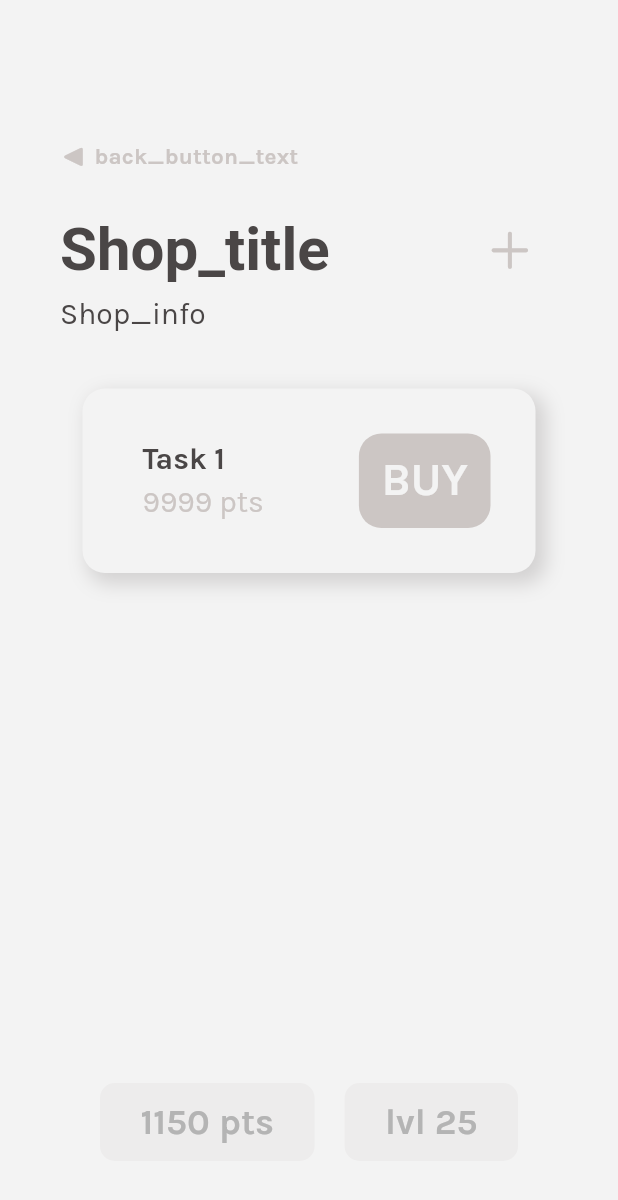
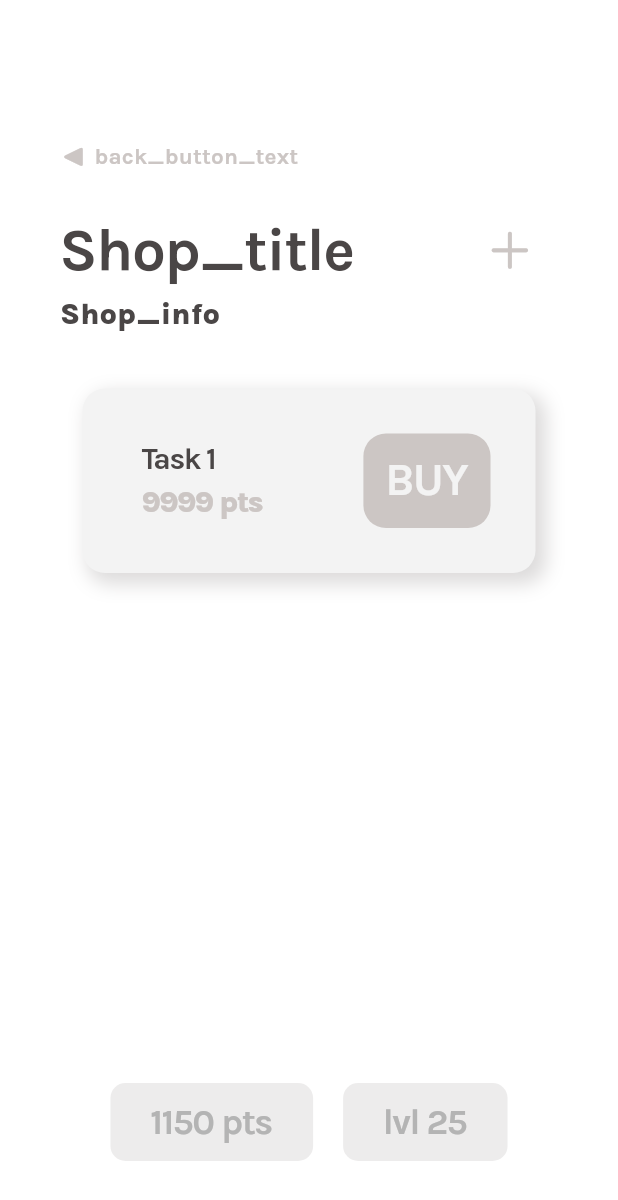
Before and after one commit to iloveproggen/relatee-frontend, a Flutter app: the MainWidget screen opened directly with empty values, after a tap on an icon or button, on a phone screen of 412 x 824 dp. Shown: the top 1200 px of the screen. Run offline on Flutter 3.47's test engine with Material 3 defaults, Android fonts, the phone set to English and light mode, and no system bars; our stand-ins replace flutter_svg, get; missing offline and left inert: postgres; network calls fail; Roboto replaces fonts that are missing (Sedan).

Commit message:
started working on dark mode

```diff
--- a/frontend_v1/lib/assets/LocaleStrings.dart
+++ b/frontend_v1/lib/assets/LocaleStrings.dart
@@ -36,7 +36,7 @@ class LocaleString extends Translations {
           'back_txt': 'back',
           'Choose_your_language_txt': 'Choose your language:',
           'Change_Language_txt': 'Change Language',
-          'Log_In_to_Relatee_txt': 'Log In to Relatee,',
+          'Log_In_to_Relatee_txt': 'Log In to Relatee',
           'Username_or_Email_txt': 'Username or Email',
           'Password_txt': 'Password',
           'Log_In_txt': 'Log in',
@@ -74,7 +74,7 @@ class LocaleString extends Translations {
           'back_txt': 'zurück',
           'Choose_your_language_txt': 'Wähle deine Sprache:',
           'Change_Language_txt': 'Sprache ändern',
-          'Log_In_to_Relatee_txt': 'Anmelden bei Relatee,',
+          'Log_In_to_Relatee_txt': 'Anmelden bei Relatee',
           'Username_or_Email_txt': 'Benutzername oder Email',
           'Password_txt': 'Passwort',
           'Log_In_txt': 'Log in',
--- a/frontend_v1/lib/login.dart
+++ b/frontend_v1/lib/login.dart
@@ -3,6 +3,8 @@ import 'package:flutter/cupertino.dart';
 import 'package:flutter/material.dart';
 import 'package:frontend_v1/assets/LocaleStrings.dart';
 import 'package:frontend_v1/main.dart';
+import 'package:frontend_v1/theme/dark_theme.dart';
+import 'package:frontend_v1/theme/light_theme.dart';
 import 'package:get/get.dart';
 import 'package:postgres/postgres.dart';
 
@@ -32,41 +34,44 @@ Future<bool> authUser(String username, String password) async {
 class LoginApp extends StatefulWidget {
   const LoginApp({super.key});
 
+
   @override
   State<LoginApp> createState() => _LoginAppState();
 }
 
 class _LoginAppState extends State<LoginApp> {
-
   @override
   Widget build(BuildContext context) {
+    final brightness = MediaQuery.of(context).platformBrightness;
     return GetMaterialApp(
+        darkTheme: darktheme,
+        theme: brightness == Brightness.light ? lighttheme: darktheme,
         translations: LocaleString(),
         locale: const Locale('en-Us'),
         fallbackLocale: const Locale('en-US'),
         debugShowCheckedModeBanner: false,
         title: 'Relatee',
-        theme: ThemeData(
-            fontFamily: 'Karla',
-            textTheme: const TextTheme(
-              bodyLarge: TextStyle(
-                  letterSpacing: -1,
-                  fontSize: 35,
-                  color: Color.fromARGB(255, 74, 70, 70),
-                  fontWeight: FontWeight.w800,
-                  fontFamily: "Karla"),
-              bodySmall: TextStyle(
-                  fontSize: 20,
-                  color: Color.fromARGB(255, 74, 70, 70),
-                  fontFamily: "Karla",
-                  letterSpacing: 0),
-              bodyMedium: TextStyle(
-                  fontSize: 20,
-                  color: Color.fromARGB(255, 74, 70, 70),
-                  fontFamily: "Sedan",
-                  letterSpacing: 0),
-            ),
-            scaffoldBackgroundColor: const Color.fromARGB(255, 243, 243, 243)),
+        // theme: ThemeData(
+        //     fontFamily: 'Karla',
+        //     textTheme: const TextTheme(
+        //       bodyLarge: TextStyle(
+        //           letterSpacing: -1,
+        //           fontSize: 35,
+        //           color: Color.fromARGB(255, 74, 70, 70),
+        //           fontWeight: FontWeight.w800,
+        //           fontFamily: "Karla"),
+        //       bodySmall: TextStyle(
+        //           fontSize: 20,
+        //           color: Color.fromARGB(255, 74, 70, 70),
+        //           fontFamily: "Karla",
+        //           letterSpacing: 0),
+        //       bodyMedium: TextStyle(
+        //           fontSize: 20,
+        //           color: Color.fromARGB(255, 74, 70, 70),
+        //           fontFamily: "Sedan",
+        //           letterSpacing: 0),
+        //     ),
+        //     scaffoldBackgroundColor: const Color.fromARGB(255, 243, 243, 243)),
         home: const LoginWidget());
   }
 }
@@ -143,8 +148,9 @@ class LoginWidgetState extends State<LoginWidget> {
 
   @override
   Widget build(BuildContext context) {
+
     return Scaffold(
-      backgroundColor: const Color.fromARGB(255, 243, 243, 243),
+      backgroundColor: Theme.of(context).colorScheme.primary,
       body: Padding(
         padding: const EdgeInsets.only(top: 80, left: 40, right: 40),
         child: Column(
@@ -155,10 +161,7 @@ class LoginWidgetState extends State<LoginWidget> {
             ),
             Text(
               'Log_In_to_Relatee_txt'.tr,
-              style: const TextStyle(
-                fontSize: 40,
-                fontWeight: FontWeight.bold,
-              ),
+              style: Theme.of(context).textTheme.bodyLarge,
             ),
             const SizedBox(
               height: 20,
@@ -166,10 +169,10 @@ class LoginWidgetState extends State<LoginWidget> {
             TextField(
                 controller: _usernameController,
                 decoration: InputDecoration(
-                  enabledBorder: const OutlineInputBorder(
+                  enabledBorder: OutlineInputBorder(
                     borderRadius: BorderRadius.all(Radius.circular(10)),
                     borderSide: BorderSide(
-                      color: Color.fromARGB(255, 204, 198, 196),
+                      color: Theme.of(context).colorScheme.secondary,
                       width: 5,
                     ),
                   ),
--- a/frontend_v1/lib/main.dart
+++ b/frontend_v1/lib/main.dart
@@ -182,7 +182,7 @@ class WelcomeText extends StatelessWidget {
                           style: const TextStyle(
                               fontSize: 40, fontWeight: FontWeight.bold)),
                       Text('welcome_message'.tr,
-                          style: Theme.of(context).textTheme.bodySmall),
+                          style: Theme.of(context).textTheme.bodyLarge),
                     ],
                   );
                 } else {
@@ -198,8 +198,7 @@ class WelcomeText extends StatelessWidget {
                           Text(
                               '${'welcome_title'.tr}, ${snapshot.data?[index]['forename']}!',
                               maxLines: 2,
-                              style: const TextStyle(
-                                  fontSize: 40, fontWeight: FontWeight.bold)),
+                              style: Theme.of(context).textTheme.bodyLarge),
                           Text('welcome_message'.tr,
                               style: Theme.of(context).textTheme.bodySmall),
                         ],
@@ -214,11 +213,7 @@ class WelcomeText extends StatelessWidget {
             child: Padding(
               padding: const EdgeInsets.only(bottom: 10),
               child: Text('Recommended_txt'.tr,
-                  style: const TextStyle(
-                      color: Color.fromARGB(255, 204, 198, 196),
-                      fontSize: 20,
-                      fontFamily: "Karla",
-                      fontWeight: FontWeight.bold)),
+                  style: Theme.of(context).textTheme.labelSmall),
             )),
       ],
     );
@@ -242,13 +237,13 @@ class ButtonRecommended extends StatelessWidget {
           Container(
             height: height,
             width: double.infinity,
-            decoration: const BoxDecoration(
-                borderRadius: BorderRadius.all(Radius.circular(25)),
-                color: Color.fromARGB(255, 243, 243, 243),
+            decoration: BoxDecoration(
+                borderRadius: const BorderRadius.all(Radius.circular(25)),
+                color: Theme.of(context).colorScheme.primary,
                 boxShadow: [
                   BoxShadow(
-                    color: Color.fromARGB(61, 109, 103, 103),
-                    offset: Offset(5.0, 5.0),
+                    color: Theme.of(context).colorScheme.secondary,
+                    offset: const Offset(5.0, 5.0),
                     blurRadius: 10.0,
                     spreadRadius: 2.0,
                   )
@@ -266,11 +261,7 @@ class ButtonRecommended extends StatelessWidget {
                             padding: const EdgeInsets.only(left: 10, right: 10),
                             child: Text(task,
                                 textAlign: TextAlign.center,
-                                style: const TextStyle(
-                                  fontSize: 30,
-                                  fontFamily: "Karla",
-                                  //fontWeight: FontWeight.bold
-                                )),
+                                style: Theme.of(context).textTheme.bodySmall?.copyWith(fontSize: 30)),
                           ),
                         ],
                       )),
@@ -325,20 +316,15 @@ class ButtonCompleted extends StatelessWidget {
                               textAlign: TextAlign.center,
                               text: TextSpan(
                                   text: "$who completed",
-                                  style: const TextStyle(
-                                      color: Color.fromARGB(255, 74, 70, 70),
-                                      fontFamily: "Karla",
-                                      fontSize: 25),
+                                  style: Theme.of(context).textTheme.bodySmall,
                                   children: <TextSpan>[
                                     TextSpan(
                                         text: " \"$what\" ",
-                                        style: const TextStyle(
-                                            fontWeight: FontWeight.bold)),
+                                        style: Theme.of(context).textTheme.bodySmall?.copyWith(fontWeight: FontWeight.bold)),
                                     TextSpan(
                                       text: "$time.",
                                     )
                                   ]
-                                  //fontWeight: FontWeight.bold
                                   )),
                         ),
                       ],
@@ -366,13 +352,13 @@ class ButtonShort extends StatelessWidget {
         Container(
           height: height,
           width: double.infinity,
-          decoration: const BoxDecoration(
-              borderRadius: BorderRadius.all(Radius.circular(25)),
-              color: Color.fromARGB(255, 243, 243, 243),
+          decoration: BoxDecoration(
+              borderRadius: const BorderRadius.all(Radius.circular(25)),
+              color: Theme.of(context).colorScheme.primary,
               boxShadow: [
                 BoxShadow(
-                  color: Color.fromARGB(61, 109, 103, 103),
-                  offset: Offset(5.0, 5.0),
+                  color: Theme.of(context).colorScheme.secondary,
+                  offset: const Offset(5.0, 5.0),
                   blurRadius: 10.0,
                   spreadRadius: 2.0,
                 )
@@ -385,21 +371,14 @@ class ButtonShort extends StatelessWidget {
                 children: [
                   Text(
                     number,
-                    style: const TextStyle(
-                        fontSize: 60,
-                        fontWeight: FontWeight.bold,
-                        fontFamily: "Karla"),
+                    style: Theme.of(context).textTheme.bodyMedium?.copyWith(fontSize: 60),
                     maxLines: 2,
 
                   ),
                   Padding(
                     padding: const EdgeInsets.only(left: 10, right: 10, bottom: 20),
                     child: Text(textBelow,
-                        style: const TextStyle(
-                            fontSize: 20,
-                            height: 1,
-                            fontFamily: "Karla",
-                            letterSpacing: -0.5),
+                        style: Theme.of(context).textTheme.bodySmall,
                         textAlign: TextAlign.center,
                         maxLines: 2),
                   )
@@ -455,7 +434,6 @@ class TaskOverview extends StatefulWidget {
 class _TaskState extends State<TaskOverview> {
   _TaskState({required this.userData});
   final double size = 15;
-  final Color col = const Color.fromARGB(255, 204, 198, 196);
   final Future<List<Map<String, dynamic>>> userData;
 
 
@@ -469,15 +447,15 @@ class _TaskState extends State<TaskOverview> {
           padding: const EdgeInsets.only(top: 50),
           child: Row(
             mainAxisAlignment: MainAxisAlignment.spaceBetween,
-            crossAxisAlignment: CrossAxisAlignment.center,
+            crossAxisAlignment: CrossAxisAlignment.end,
             children: [
               Text('${'Your_txt'.tr} Tasks',
-                  style: Theme.of(context).textTheme.bodyLarge),
+                  style: Theme.of(context).textTheme.bodyMedium),
               TextButton(
                   onPressed: () {
                     Get.to(()=> NewTask(userData: userData));
                   },
-                  child: Icon(CupertinoIcons.add, color: col, size: 35))
+                  child: Icon(CupertinoIcons.add, color: Theme.of(context).colorScheme.tertiary, size: 30))
             ],
           ),
         ),
@@ -497,15 +475,11 @@ class _TaskState extends State<TaskOverview> {
                 child: Row(
                   children: [
                     Text('SeeAllTasks_txt'.tr,
-                        style: TextStyle(
-                            color: const Color.fromARGB(255, 204, 198, 196),
-                            fontSize: size,
-                            fontFamily: "Karla",
-                            fontWeight: FontWeight.w500)),
+                        style: Theme.of(context).textTheme.labelSmall?.copyWith(fontSize: 15)),
                     Container(width: 5),
                     Icon(
                       CupertinoIcons.arrow_right,
-                      color: col,
+                      color: Theme.of(context).colorScheme.tertiary,
                       size: size,
                     )
                   ],
@@ -519,7 +493,7 @@ class _TaskState extends State<TaskOverview> {
                   children: [
                     Icon(
                       CupertinoIcons.house,
-                      color: col,
+                      color: Theme.of(context).colorScheme.tertiary,
                       size: size,
                     ),
                   ],
@@ -538,9 +512,6 @@ class Task extends StatelessWidget {
 
   final String taskName;
   final int taskStatus;
-  /*final Widget green = SvgPicture.asset("assets/images/green.svg");
-  final Widget yellow = SvgPicture.asset("assets/images/yellow.svg");
-  final Widget red = SvgPicture.asset("assets/images/red.svg");*/
 
   @override
   Widget build(BuildContext context) {
@@ -548,13 +519,13 @@ class Task extends StatelessWidget {
       padding: const EdgeInsets.only(bottom: 15),
       child: Container(
         width: double.infinity,
-        decoration: const BoxDecoration(
-            borderRadius: BorderRadius.all(Radius.circular(25)),
-            color: Color.fromARGB(255, 243, 243, 243),
+        decoration: BoxDecoration(
+            borderRadius: const BorderRadius.all(Radius.circular(25)),
+            color: Theme.of(context).colorScheme.primary,
             boxShadow: [
               BoxShadow(
-                color: Color.fromARGB(61, 109, 103, 103),
-                offset: Offset(5.0, 5.0),
+                color: Theme.of(context).colorScheme.secondary,
+                offset: const Offset(5.0, 5.0),
                 blurRadius: 10.0,
                 spreadRadius: 2.0,
               )
--- /dev/null
+++ b/frontend_v1/lib/theme/dark_theme.dart
@@ -0,0 +1,40 @@
+import 'package:flutter/cupertino.dart';
+import 'package:flutter/material.dart';
+
+ThemeData darktheme = ThemeData(
+    brightness: Brightness.light,
+    appBarTheme: const AppBarTheme(
+        backgroundColor: Colors.transparent,
+        elevation: 0,
+        iconTheme: IconThemeData(color: Color.fromARGB(255, 55, 53, 52)),
+        titleTextStyle:
+            TextStyle(color: Color.fromARGB(255, 74, 70, 70), fontSize: 20)),
+    textTheme: const TextTheme(
+        bodyLarge: TextStyle(
+            fontSize: 40,
+            fontWeight: FontWeight.bold,
+            color: Color.fromARGB(255, 183, 177, 175),
+            fontFamily: "Sedan",
+            letterSpacing: 0),
+        bodyMedium: TextStyle(
+            letterSpacing: -1,
+            fontSize: 30,
+            color: Color.fromARGB(255, 183, 177, 175),
+            fontWeight: FontWeight.w800,
+            fontFamily: "Karla"),
+        bodySmall: TextStyle(
+            fontSize: 20,
+            color: Color.fromARGB(255, 183, 177, 175),
+            fontFamily: "Karla",
+            letterSpacing: 0),
+        labelSmall: TextStyle(
+            color: Color.fromARGB(255, 204, 198, 196),
+            fontSize: 20,
+            fontFamily: "Karla",
+            fontWeight: FontWeight.bold)),
+    colorScheme: const ColorScheme.light(
+      background: Color.fromARGB(255, 50, 48, 48),
+      primary: Color.fromARGB(255, 50, 48, 48),
+      secondary: Color.fromARGB(255, 0, 0, 0),
+      tertiary: Color.fromARGB(255, 183, 177, 175),
+    ));
--- /dev/null
+++ b/frontend_v1/lib/theme/light_theme.dart
@@ -0,0 +1,40 @@
+import 'package:flutter/cupertino.dart';
+import 'package:flutter/material.dart';
+
+ThemeData lighttheme = ThemeData(
+    brightness: Brightness.light,
+    appBarTheme: const AppBarTheme(
+        backgroundColor: Colors.transparent,
+        elevation: 0,
+        iconTheme: IconThemeData(color: Color.fromARGB(255, 204, 198, 196)),
+        titleTextStyle:
+            TextStyle(color: Color.fromARGB(255, 74, 70, 70), fontSize: 20)),
+    textTheme: const TextTheme(
+        bodyLarge: TextStyle(
+            fontSize: 40,
+            fontWeight: FontWeight.bold,
+            color: Color.fromARGB(255, 74, 70, 70),
+            fontFamily: "Sedan",
+            letterSpacing: 0),
+        bodyMedium: TextStyle(
+            letterSpacing: -1,
+            fontSize: 30,
+            color: Color.fromARGB(255, 74, 70, 70),
+            fontWeight: FontWeight.w800,
+            fontFamily: "Karla"),
+        bodySmall: TextStyle(
+            fontSize: 20,
+            color: Color.fromARGB(255, 74, 70, 70),
+            fontFamily: "Karla",
+            letterSpacing: 0),
+        labelSmall: TextStyle(
+            color: Color.fromARGB(255, 204, 198, 196),
+            fontSize: 20,
+            fontFamily: "Karla",
+            fontWeight: FontWeight.bold)),
+    colorScheme: const ColorScheme.light(
+      background: Color.fromARGB(255, 243, 243, 243),
+      primary: Color.fromARGB(255, 243, 243, 243),
+      secondary: Color.fromARGB(61, 109, 103, 103),
+      tertiary: Color.fromARGB(255, 204, 198, 196),
+    ));
```
